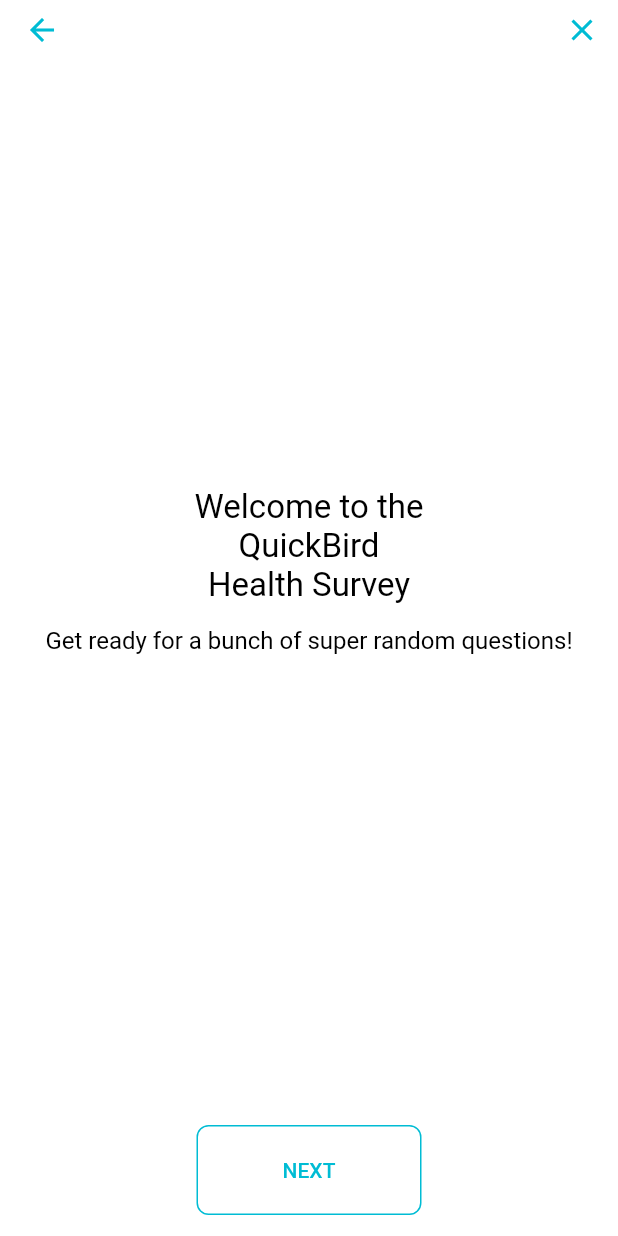
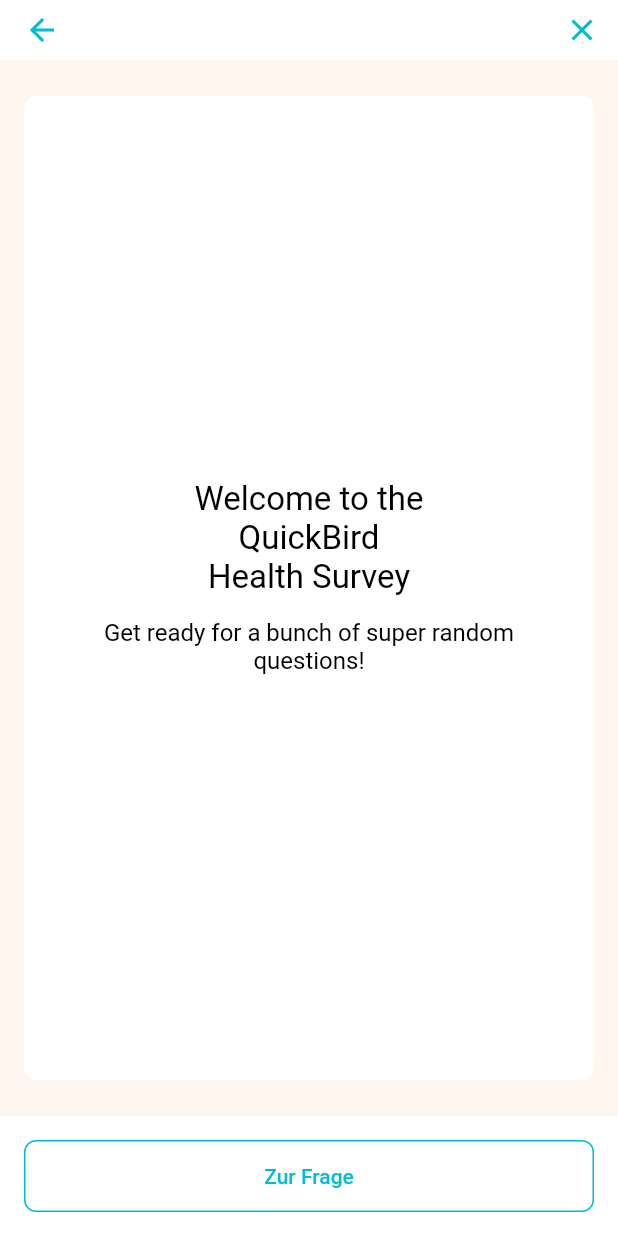
Before and after one commit to QuickBirdEng/survey_kit, a Flutter app: the screen it shows after launch, on a phone screen of 412 x 824 dp. Run offline on Flutter 3.47's test engine with Material 2 defaults, Android fonts, the phone set to English and light mode, and no system bars; our stand-ins replace audioplayers, chewie, flutter_markdown, image_picker, lottie, video_player and 1 more.

Commit message:
feat: allow content padding

```diff
--- a/example/lib/main.dart
+++ b/example/lib/main.dart
@@ -347,6 +347,64 @@ class SurveyKitView extends StatelessWidget {
         backgroundColor: Colors.white,
       ),
       appBar: const AppBarExample(),
+      stepShell: (
+        Step step,
+        Widget? answerWidget,
+        BuildContext context,
+      ) {
+        final questionAnswer = QuestionAnswer.of(context);
+        final surveyConfiguration = SurveyConfiguration.of(context);
+        final surveyController = surveyConfiguration.surveyController;
+        final mediaQuery = MediaQuery.of(context);
+
+        return ColoredBox(
+          color: const Color(0xFFFFF6F0),
+          child: Column(
+            children: [
+              Expanded(
+                child: Padding(
+                  padding: const EdgeInsets.symmetric(
+                    horizontal: 16,
+                    vertical: 24,
+                  ),
+                  child: DecoratedBox(
+                    decoration: BoxDecoration(
+                      color: Colors.white,
+                      borderRadius: BorderRadius.circular(8),
+                    ),
+                    child: Padding(
+                      padding: const EdgeInsets.all(16),
+                      child: ContentWidget(
+                        content: step.content,
+                      ),
+                    ),
+                  ),
+                ),
+              ),
+              if (answerWidget != null) answerWidget,
+              Container(
+                width: double.infinity,
+                height: 80 + mediaQuery.viewPadding.bottom,
+                color: Colors.white,
+                child: Padding(
+                  padding: const EdgeInsets.all(16),
+                  child: SafeArea(
+                    child: OutlinedButton(
+                      onPressed: questionAnswer.isValid || !step.isMandatory
+                          ? () => surveyController.nextStep(
+                                context,
+                                questionAnswer.stepResult,
+                              )
+                          : null,
+                      child: const Text('Zur Frage'),
+                    ),
+                  ),
+                ),
+              ),
+            ],
+          ),
+        );
+      },
     );
   }
 }
--- a/lib/src/view/widget/content/content_widget.dart
+++ b/lib/src/view/widget/content/content_widget.dart
@@ -7,9 +7,11 @@ class ContentWidget extends StatefulWidget {
     super.key,
     required this.content,
     this.center = true,
+    this.padding = const EdgeInsets.all(16),
   });
   final List<Content> content;
   final bool center;
+  final EdgeInsets padding;
 
   @override
   State<ContentWidget> createState() => _ContentWidgetState();
@@ -19,6 +21,7 @@ class _ContentWidgetState extends State<ContentWidget> {
   @override
   Widget build(BuildContext context) {
     final contentView = SingleChildScrollView(
+      padding: widget.padding,
       child: Column(
         mainAxisAlignment: MainAxisAlignment.center,
         children: widget.content
```
